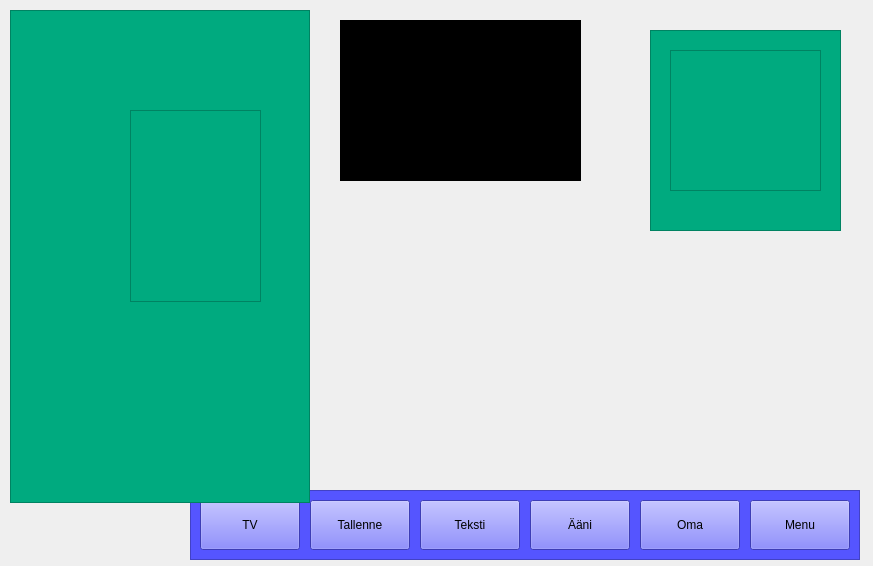
Qt form uusi.ui (janttari/pycectv3) before a commit.
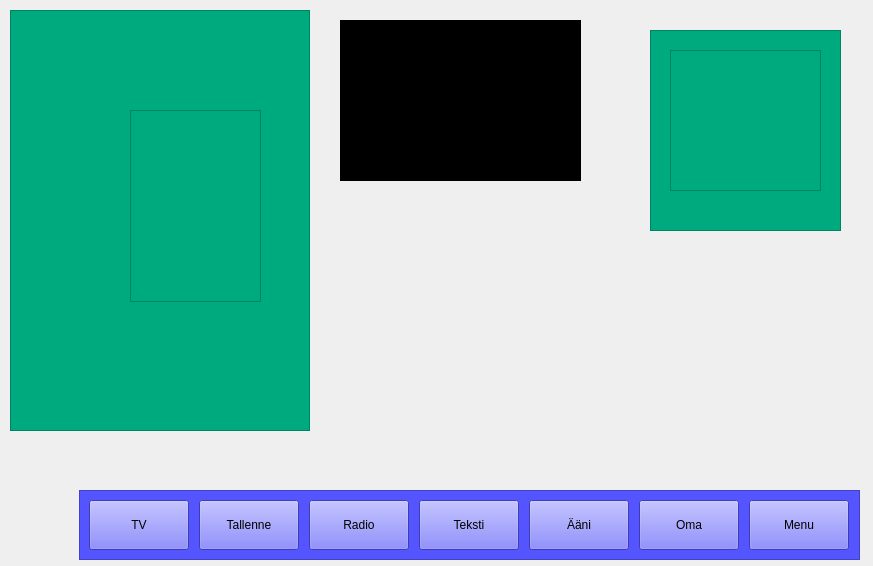
The same form after that commit.

Commit message: todo: radio

```diff
--- a/uusi.ui
+++ b/uusi.ui
@@ -16,9 +16,9 @@
   <widget class="QFrame" name="frame_ala">
    <property name="geometry">
     <rect>
-     <x>190</x>
+     <x>79</x>
      <y>490</y>
-     <width>670</width>
+     <width>781</width>
      <height>70</height>
     </rect>
    </property>
@@ -82,7 +82,7 @@
    <widget class="QToolButton" name="btn_teksti">
     <property name="geometry">
      <rect>
-      <x>230</x>
+      <x>340</x>
       <y>10</y>
       <width>100</width>
       <height>50</height>
@@ -106,7 +106,7 @@
    <widget class="QToolButton" name="btn_aani">
     <property name="geometry">
      <rect>
-      <x>340</x>
+      <x>450</x>
       <y>10</y>
       <width>100</width>
       <height>50</height>
@@ -130,7 +130,7 @@
    <widget class="QToolButton" name="btn_oma">
     <property name="geometry">
      <rect>
-      <x>450</x>
+      <x>560</x>
       <y>10</y>
       <width>100</width>
       <height>50</height>
@@ -154,7 +154,7 @@
    <widget class="QToolButton" name="btn_toiminnot">
     <property name="geometry">
      <rect>
-      <x>560</x>
+      <x>670</x>
       <y>10</y>
       <width>100</width>
       <height>50</height>
@@ -175,6 +175,30 @@
      <string>Menu</string>
     </property>
    </widget>
+   <widget class="QToolButton" name="btn_radio">
+    <property name="geometry">
+     <rect>
+      <x>230</x>
+      <y>10</y>
+      <width>100</width>
+      <height>50</height>
+     </rect>
+    </property>
+    <property name="styleSheet">
+     <string notr="true">QToolButton{
+background-color: rgb(0,0,255);
+font: 16pt &quot;Ubuntu&quot;;
+color: yellow;}
+
+QToolButton::focus{
+border-top-right-radius: 0px;
+background-color: rgb(255,0,0); 
+color: yellow;};</string>
+    </property>
+    <property name="text">
+     <string>Radio</string>
+    </property>
+   </widget>
   </widget>
   <widget class="QFrame" name="frame_raitatausta">
    <property name="geometry">
@@ -249,7 +273,7 @@
      <x>10</x>
      <y>10</y>
      <width>300</width>
-     <height>493</height>
+     <height>421</height>
     </rect>
    </property>
    <property name="maximumSize">
```
Left out of the diff: 9 changed lines with no effect on the pictures. The commit also changes 2 other files.
